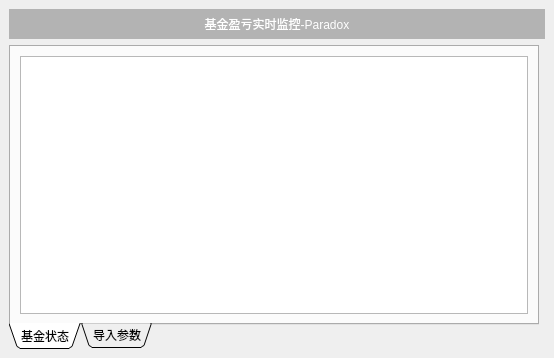
The window that fund_ui.ui (yc-How-python/Fundcatcher) describes before a commit, drawn with Qt 5.
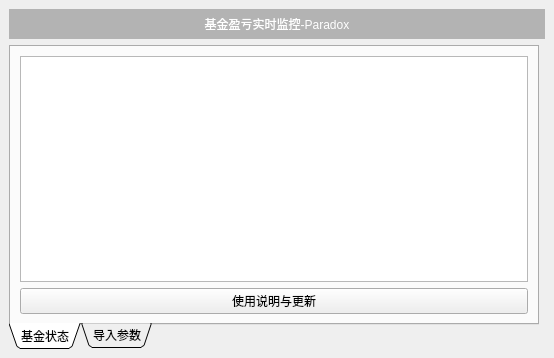
The same window after the commit.

Patch:
```diff
--- a/fund_ui.ui
+++ b/fund_ui.ui
@@ -112,6 +112,13 @@
           </attribute>
          </widget>
         </item>
+        <item row="1" column="0">
+         <widget class="QPushButton" name="pushButton">
+          <property name="text">
+           <string>使用说明与更新</string>
+          </property>
+         </widget>
+        </item>
        </layout>
       </widget>
       <widget class="QWidget" name="tab_2">
```
